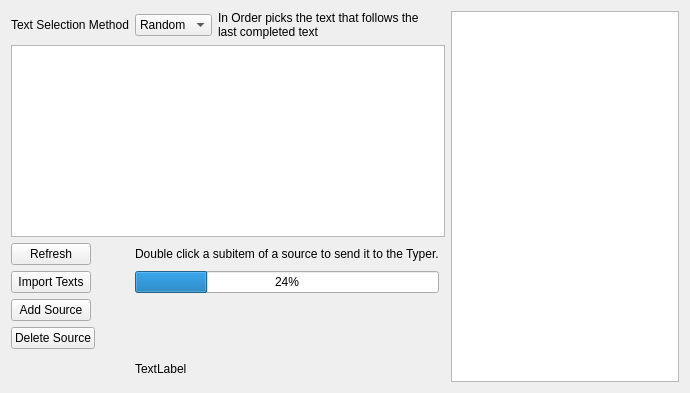
First picture: the form in textmanager.ui, repository coryo/amphetype2, before the edit.
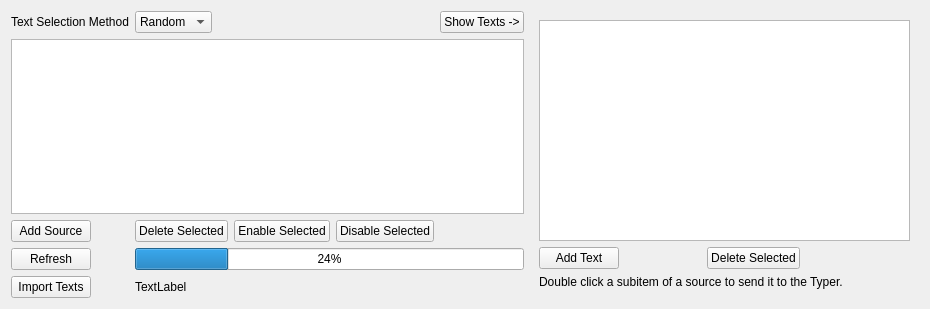
Second picture: the form after the edit.

Patch:
```diff
--- a/textmanager.ui
+++ b/textmanager.ui
@@ -6,17 +6,30 @@
    <rect>
     <x>0</x>
     <y>0</y>
-    <width>690</width>
-    <height>393</height>
+    <width>930</width>
+    <height>309</height>
    </rect>
   </property>
   <property name="windowTitle">
    <string>Form</string>
   </property>
-  <layout class="QGridLayout" name="gridLayout_2">
-   <item row="0" column="0">
+  <layout class="QHBoxLayout" name="horizontalLayout">
+   <item>
     <layout class="QGridLayout" name="gridLayout">
-     <item row="4" column="0">
+     <item row="4" column="1">
+      <widget class="QPushButton" name="deleteSourceButton">
+       <property name="sizePolicy">
+        <sizepolicy hsizetype="Fixed" vsizetype="Fixed">
+         <horstretch>0</horstretch>
+         <verstretch>0</verstretch>
+        </sizepolicy>
+       </property>
+       <property name="text">
+        <string>Delete Selected</string>
+       </property>
+      </widget>
+     </item>
+     <item row="5" column="0">
       <widget class="QPushButton" name="refreshSources">
        <property name="sizePolicy">
         <sizepolicy hsizetype="Fixed" vsizetype="Fixed">
@@ -29,17 +42,7 @@
        </property>
       </widget>
      </item>
-     <item row="2" column="2">
-      <widget class="QLabel" name="label_3">
-       <property name="text">
-        <string>In Order picks the text that follows the last completed text</string>
-       </property>
-       <property name="wordWrap">
-        <bool>true</bool>
-       </property>
-      </widget>
-     </item>
-     <item row="5" column="0">
+     <item row="6" column="0">
       <widget class="QPushButton" name="importButton">
        <property name="sizePolicy">
         <sizepolicy hsizetype="Fixed" vsizetype="Fixed">
@@ -52,68 +55,6 @@
        </property>
       </widget>
      </item>
-     <item row="4" column="1" colspan="2">
-      <widget class="QLabel" name="label_2">
-       <property name="text">
-        <string>Double click a subitem of a source to send it to the Typer.</string>
-       </property>
-      </widget>
-     </item>
-     <item row="2" column="4" rowspan="7">
-      <widget class="QTableView" name="textsTable">
-       <property name="sizePolicy">
-        <sizepolicy hsizetype="Expanding" vsizetype="Expanding">
-         <horstretch>0</horstretch>
-         <verstretch>0</verstretch>
-        </sizepolicy>
-       </property>
-       <property name="alternatingRowColors">
-        <bool>true</bool>
-       </property>
-       <property name="gridStyle">
-        <enum>Qt::NoPen</enum>
-       </property>
-      </widget>
-     </item>
-     <item row="5" column="1" colspan="2">
-      <widget class="QProgressBar" name="progress">
-       <property name="sizePolicy">
-        <sizepolicy hsizetype="Expanding" vsizetype="Fixed">
-         <horstretch>0</horstretch>
-         <verstretch>0</verstretch>
-        </sizepolicy>
-       </property>
-       <property name="value">
-        <number>24</number>
-       </property>
-      </widget>
-     </item>
-     <item row="8" column="1" colspan="2">
-      <widget class="QLabel" name="progressText">
-       <property name="sizePolicy">
-        <sizepolicy hsizetype="Preferred" vsizetype="Minimum">
-         <horstretch>0</horstretch>
-         <verstretch>0</verstretch>
-        </sizepolicy>
-       </property>
-       <property name="text">
-        <string>TextLabel</string>
-       </property>
-      </widget>
-     </item>
-     <item row="6" column="0">
-      <widget class="QPushButton" name="addSourceButton">
-       <property name="sizePolicy">
-        <sizepolicy hsizetype="Fixed" vsizetype="Fixed">
-         <horstretch>0</horstretch>
-         <verstretch>0</verstretch>
-        </sizepolicy>
-       </property>
-       <property name="text">
-        <string>Add Source</string>
-       </property>
-      </widget>
-     </item>
      <item row="2" column="1">
       <widget class="QComboBox" name="selectionMethod">
        <property name="sizePolicy">
@@ -147,14 +88,62 @@
        </property>
       </widget>
      </item>
-     <item row="3" column="0" colspan="4">
+     <item row="5" column="1" colspan="4">
+      <widget class="QProgressBar" name="progress">
+       <property name="sizePolicy">
+        <sizepolicy hsizetype="Preferred" vsizetype="Fixed">
+         <horstretch>0</horstretch>
+         <verstretch>0</verstretch>
+        </sizepolicy>
+       </property>
+       <property name="value">
+        <number>24</number>
+       </property>
+      </widget>
+     </item>
+     <item row="4" column="0">
+      <widget class="QPushButton" name="addSourceButton">
+       <property name="sizePolicy">
+        <sizepolicy hsizetype="Fixed" vsizetype="Fixed">
+         <horstretch>0</horstretch>
+         <verstretch>0</verstretch>
+        </sizepolicy>
+       </property>
+       <property name="text">
+        <string>Add Source</string>
+       </property>
+      </widget>
+     </item>
+     <item row="2" column="4">
+      <widget class="QPushButton" name="showTextsButton">
+       <property name="sizePolicy">
+        <sizepolicy hsizetype="Fixed" vsizetype="Fixed">
+         <horstretch>0</horstretch>
+         <verstretch>0</verstretch>
+        </sizepolicy>
+       </property>
+       <property name="layoutDirection">
+        <enum>Qt::RightToLeft</enum>
+       </property>
+       <property name="text">
+        <string>Show Texts -&gt;</string>
+       </property>
+      </widget>
+     </item>
+     <item row="3" column="0" colspan="5">
       <widget class="QTableView" name="sourcesTable">
        <property name="sizePolicy">
-        <sizepolicy hsizetype="Minimum" vsizetype="Preferred">
-         <horstretch>0</horstretch>
-         <verstretch>0</verstretch>
+        <sizepolicy hsizetype="Preferred" vsizetype="Preferred">
+         <horstretch>1</horstretch>
+         <verstretch>1</verstretch>
         </sizepolicy>
        </property>
+       <property name="minimumSize">
+        <size>
+         <width>400</width>
+         <height>0</height>
+        </size>
+       </property>
        <property name="alternatingRowColors">
         <bool>true</bool>
        </property>
@@ -163,21 +152,121 @@
        </property>
       </widget>
      </item>
-     <item row="7" column="0">
-      <widget class="QPushButton" name="deleteSourceButton">
+     <item row="6" column="1" colspan="4">
+      <widget class="QLabel" name="progressText">
        <property name="sizePolicy">
+        <sizepolicy hsizetype="Preferred" vsizetype="Minimum">
+         <horstretch>0</horstretch>
+         <verstretch>0</verstretch>
+        </sizepolicy>
+       </property>
+       <property name="text">
+        <string>TextLabel</string>
+       </property>
+      </widget>
+     </item>
+     <item row="4" column="2">
+      <widget class="QPushButton" name="enableSourceButton">
+       <property name="sizePolicy">
         <sizepolicy hsizetype="Fixed" vsizetype="Fixed">
          <horstretch>0</horstretch>
          <verstretch>0</verstretch>
         </sizepolicy>
        </property>
        <property name="text">
-        <string>Delete Source</string>
+        <string>Enable Selected</string>
+       </property>
+      </widget>
+     </item>
+     <item row="4" column="3">
+      <widget class="QPushButton" name="disableSourceButton">
+       <property name="sizePolicy">
+        <sizepolicy hsizetype="Fixed" vsizetype="Fixed">
+         <horstretch>0</horstretch>
+         <verstretch>0</verstretch>
+        </sizepolicy>
+       </property>
+       <property name="text">
+        <string>Disable Selected</string>
        </property>
       </widget>
      </item>
     </layout>
    </item>
+   <item>
+    <widget class="QWidget" name="textsWidget" native="true">
+     <property name="minimumSize">
+      <size>
+       <width>0</width>
+       <height>0</height>
+      </size>
+     </property>
+     <layout class="QGridLayout" name="gridLayout_3">
+      <item row="1" column="0">
+       <widget class="QPushButton" name="addTextButton">
+        <property name="sizePolicy">
+         <sizepolicy hsizetype="Fixed" vsizetype="Fixed">
+          <horstretch>0</horstretch>
+          <verstretch>0</verstretch>
+         </sizepolicy>
+        </property>
+        <property name="text">
+         <string>Add Text</string>
+        </property>
+       </widget>
+      </item>
+      <item row="0" column="0" colspan="4">
+       <widget class="QTableView" name="textsTable">
+        <property name="sizePolicy">
+         <sizepolicy hsizetype="Expanding" vsizetype="Expanding">
+          <horstretch>1</horstretch>
+          <verstretch>1</verstretch>
+         </sizepolicy>
+        </property>
+        <property name="alternatingRowColors">
+         <bool>true</bool>
+        </property>
+        <property name="gridStyle">
+         <enum>Qt::NoPen</enum>
+        </property>
+       </widget>
+      </item>
+      <item row="1" column="3" rowspan="2">
+       <spacer name="horizontalSpacer_3">
+        <property name="orientation">
+         <enum>Qt::Horizontal</enum>
+        </property>
+        <property name="sizeHint" stdset="0">
+         <size>
+          <width>40</width>
+          <height>20</height>
+         </size>
+        </property>
+       </spacer>
+      </item>
+      <item row="1" column="1">
+       <widget class="QPushButton" name="deleteTextButton">
+        <property name="sizePolicy">
+         <sizepolicy hsizetype="Fixed" vsizetype="Fixed">
+          <horstretch>0</horstretch>
+          <verstretch>0</verstretch>
+         </sizepolicy>
+        </property>
+        <property name="text">
+         <string>Delete Selected</string>
+        </property>
+       </widget>
+      </item>
+      <item row="2" column="0" colspan="2">
+       <widget class="QLabel" name="label_2">
+        <property name="text">
+         <string>Double click a subitem of a source to send it to the Typer.</string>
+        </property>
+       </widget>
+      </item>
+     </layout>
+    </widget>
+   </item>
   </layout>
  </widget>
  <resources/>
```
